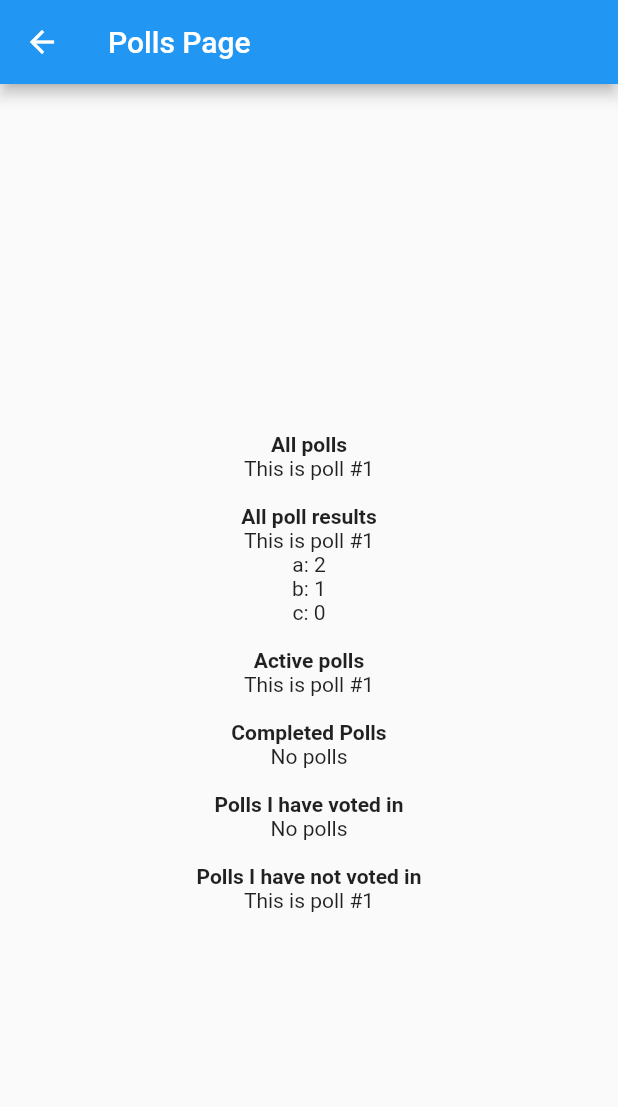
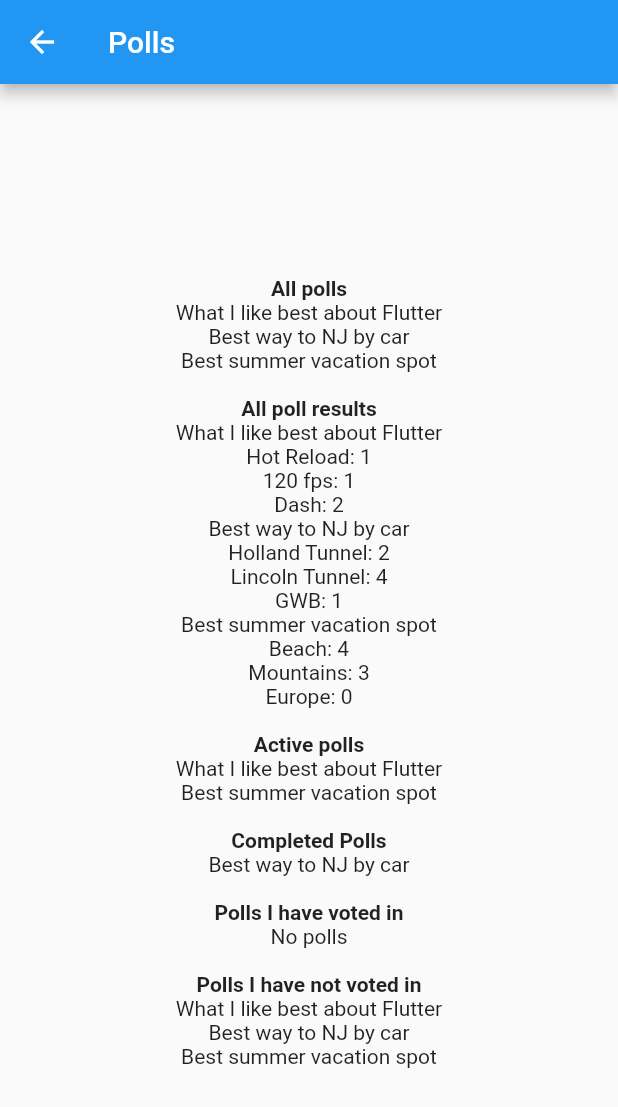
Before and after one commit to babihutan/flutter_rx_vote, a Flutter app: the screen it shows after launch, after a tap on "Polls", on a phone screen of 412 x 824 dp. Shown: the top 1107 px of the screen. Run offline on Flutter 3.47's test engine with Material 2 defaults, Android fonts, the phone set to English and light mode, and no system bars; our stand-ins replace cloud_firestore, firebase_core, rxdart; accounts and stored records are empty.

Commit message:
intermediate commit

```diff
--- a/lib/data/db_service.dart
+++ b/lib/data/db_service.dart
@@ -26,15 +26,18 @@ class DatabaseService {
   final _personsSubject = BehaviorSubject<List<Person>>();
   Stream<List<Person>> get persons => _personsSubject.stream;
 
+  //final _personsMapSubject = BehaviorSubject<Map<String, Person>>();
   final _personsMapSubject = BehaviorSubject.seeded(<String, Person>{});
   Stream<Map<String, Person>> get personsMap => _personsMapSubject.stream;
 
   final _pollsSubject = BehaviorSubject<List<Poll>>();
   Stream<List<Poll>> get polls => _pollsSubject.stream;
 
+  //final _pollsMapSubject = BehaviorSubject<Map<String, Poll>>();
   final _pollsMapSubject = BehaviorSubject.seeded(<String, Poll>{});
   Stream<Map<String, Poll>> get pollsMap => _pollsMapSubject.stream;
 
+  //final _votesMapSubject = BehaviorSubject<Map<String, List<Vote>>>();
   final _votesMapSubject = BehaviorSubject.seeded(<String, List<Vote>>{});
   Stream<Map<String, List<Vote>>> get votesMap => _votesMapSubject.stream;
 
@@ -104,19 +107,22 @@ class DatabaseService {
             '${Poll.COLLECTION_NAME}/$pollId/${Vote.SUB_COLLECTION_NAME}')
         .snapshots()
         .listen((QuerySnapshot qs) {
-      debugPrint('[db_service] There are ${qs.docs.length} votes for poll $pollId');
+      debugPrint(
+          '[db_service] There are ${qs.docs.length} votes for poll $pollId');
       final List<Vote> list = [];
       for (DocumentSnapshot ds in qs.docs) {
         final vote = Vote.fromSnapshot(ds, pollId: pollId);
         list.add(vote);
       }
-      final v = _votesMapSubject.value;
+      final v = _votesMapSubject.hasValue
+          ? _votesMapSubject.value
+          : <String, List<Vote>>{};
       v[pollId] = list;
       _votesMapSubject.sink.add(v);
     });
   }
 
-  login(String email) async {
+  login({required String email, required String name}) async {
     final qs = await FirebaseFirestore.instance
         .collection(Person.COLLECTION_NAME)
         .where(Person.EMAIL, isEqualTo: email)
@@ -126,7 +132,7 @@ class DatabaseService {
     } else if (qs.docs.length == 1) {
       _myPersonIdSubject.sink.add(qs.docs[0].id);
     } else {
-      final personId = await Person.create(name: '?', email: email);
+      final personId = await Person.create(name: name, email: email);
       _myPersonIdSubject.sink.add(personId);
     }
   }
--- a/lib/data/person.dart
+++ b/lib/data/person.dart
@@ -60,5 +60,21 @@ class Person implements Comparable<Person> {
         id: 'person-3',
         name: 'Felix Wallace',
         email: 'fwallace@mailinator.com');
+        create(
+        id: 'person-4',
+        name: 'Jennifer Song',
+        email: 'jsong@mailinator.com');
+            create(
+        id: 'person-5',
+        name: 'Mike Little',
+        email: 'michaellittle@mailinator.com');
+            create(
+        id: 'person-6',
+        name: 'Tim Thompson',
+        email: 'tthomp@mailinator.com');
+            create(
+        id: 'person-7',
+        name: 'Alicia Washington',
+        email: 'awashington@mailinator.com');
   }
 }
--- a/lib/data/poll.dart
+++ b/lib/data/poll.dart
@@ -84,13 +84,48 @@ class Poll implements Comparable<Poll> {
     create(
       id: 'poll-1',
       postDate: DateTime.now().add(const Duration(days: -7)),
-      name: 'This is poll #1',
-      originatingPersonId: 'person-1',
-      answers: ['a', 'b', 'c'],
+      name: 'Best summer vacation spot',
+      originatingPersonId: 'person-5',
+      answers: ['Beach', 'Mountains', 'Europe'],
       deadline: DateTime.now().add(const Duration(days: 7)),
     );
+    create(
+      id: 'poll-2',
+      postDate: DateTime.now().add(const Duration(days: -21)),
+      name: 'Best way to NJ by car',
+      originatingPersonId: 'person-6',
+      answers: ['Holland Tunnel', 'Lincoln Tunnel', 'GWB'],
+      deadline: DateTime.now().add(const Duration(days: -14)),
+    );
+    create(
+      id: 'poll-3',
+      postDate: DateTime.now().add(const Duration(days: -7)),
+      name: 'What I like best about Flutter',
+      originatingPersonId: 'person-7',
+      answers: ['Hot Reload', '120 fps', 'Dash'],
+      deadline: DateTime.now().add(const Duration(days: 7)),
+    );
+
     Vote.create(answerIndex: 0, votingPersonId: 'person-1', pollId: 'poll-1');
     Vote.create(answerIndex: 0, votingPersonId: 'person-2', pollId: 'poll-1');
     Vote.create(answerIndex: 1, votingPersonId: 'person-3', pollId: 'poll-1');
+    Vote.create(answerIndex: 0, votingPersonId: 'person-4', pollId: 'poll-1');
+    Vote.create(answerIndex: 0, votingPersonId: 'person-5', pollId: 'poll-1');
+    Vote.create(answerIndex: 1, votingPersonId: 'person-6', pollId: 'poll-1');
+    Vote.create(answerIndex: 1, votingPersonId: 'person-7', pollId: 'poll-1');
+
+    Vote.create(answerIndex: 0, votingPersonId: 'person-1', pollId: 'poll-2');
+    Vote.create(answerIndex: 0, votingPersonId: 'person-2', pollId: 'poll-2');
+    Vote.create(answerIndex: 1, votingPersonId: 'person-3', pollId: 'poll-2');
+    Vote.create(answerIndex: 1, votingPersonId: 'person-4', pollId: 'poll-2');
+    Vote.create(answerIndex: 1, votingPersonId: 'person-5', pollId: 'poll-2');
+    Vote.create(answerIndex: 1, votingPersonId: 'person-6', pollId: 'poll-2');
+    Vote.create(answerIndex: 2, votingPersonId: 'person-7', pollId: 'poll-2');
+
+
+    Vote.create(answerIndex: 0, votingPersonId: 'person-4', pollId: 'poll-3');
+    Vote.create(answerIndex: 1, votingPersonId: 'person-5', pollId: 'poll-3');
+    Vote.create(answerIndex: 2, votingPersonId: 'person-6', pollId: 'poll-3');
+    Vote.create(answerIndex: 2, votingPersonId: 'person-7', pollId: 'poll-3');
   }
 }
--- a/lib/main.dart
+++ b/lib/main.dart
@@ -25,7 +25,8 @@ class _MyAppState extends State<MyApp> {
   void initState() {
     super.initState();
     _databaseService = DatabaseService();
-    _databaseService.login('jamesjones@mailinator.com');
+    _databaseService.login(email:'jamesjones@mailinator.com',
+      name: 'James Jones');
   }
 
   @override
--- a/lib/polls/poll_result.dart
+++ b/lib/polls/poll_result.dart
@@ -1,6 +1,7 @@
 import '../data/poll.dart';
 
 class PollResult implements Comparable<PollResult> {
+//class PollResult  {
   final Poll poll;
   List<String> get answers => poll.answers;
   final List<int> voteCounts;
@@ -9,4 +10,4 @@ class PollResult implements Comparable<PollResult> {
   int compareTo(PollResult pr) {
     return poll.compareTo(pr.poll);
   }
-}
+ }
--- a/lib/polls/polls_bloc.dart
+++ b/lib/polls/polls_bloc.dart
@@ -6,7 +6,6 @@ import 'poll_result.dart';
 import '../data/vote.dart';
 
 class PollsBloc {
-
   PollsBloc() {
     debugPrint('[polls_bloc] ctor');
     allPolls.listen((polls) {
@@ -69,6 +68,7 @@ class PollsBloc {
         dbService.votesMap,
         dbService.myPersonId,
         (List<Poll> polls, Map<String, List<Vote>> votesMap, String meId) {
+          debugPrint('[polls_bloc] polls i have not voted in entry');
           final List<Poll> list = [];
           list.addAll(polls);
           for (Poll poll in polls) {
@@ -87,11 +87,11 @@ class PollsBloc {
         },
       );
 
-  Stream<List<PollResult>> get allPollResults => Rx.combineLatest3(
+  Stream<List<PollResult>> get allPollResults => Rx.combineLatest2(
         allPolls,
         dbService.votesMap,
-        dbService.myPersonId,
-        (List<Poll> polls, Map<String, List<Vote>> votesMap, String meId) {
+        (List<Poll> polls, Map<String, List<Vote>> votesMap) {
+          debugPrint('[polls_bloc] all poll results entry');
           final List<PollResult> list = [];
           for (Poll poll in polls) {
             final votes = votesMap[poll.pollId];
@@ -110,7 +110,6 @@ class PollsBloc {
       );
 
   dispose() {
-
+    debugPrint('[polls_bloc] dispose');
   }
-
 }
--- a/lib/polls/polls_page.dart
+++ b/lib/polls/polls_page.dart
@@ -29,7 +29,7 @@ class _PollsPageState extends State<PollsPage> {
   Widget build(BuildContext context) {
     return Scaffold(
       appBar: AppBar(
-        title: const Text('Polls Page'),
+        title: const Text('Polls'),
       ),
       body: Center(
         child: Column(
--- a/lib/signup/signup_page.dart
+++ b/lib/signup/signup_page.dart
@@ -27,7 +27,7 @@ class _SignupPageState extends State<SignupPage> {
   Widget build(BuildContext context) {
     return Scaffold(
       appBar: AppBar(
-        title: const Text('Signup Page'),
+        title: const Text('Signup'),
       ),
       floatingActionButtonLocation: FloatingActionButtonLocation.centerFloat,
       floatingActionButton: StreamBuilder<bool?>(
```
